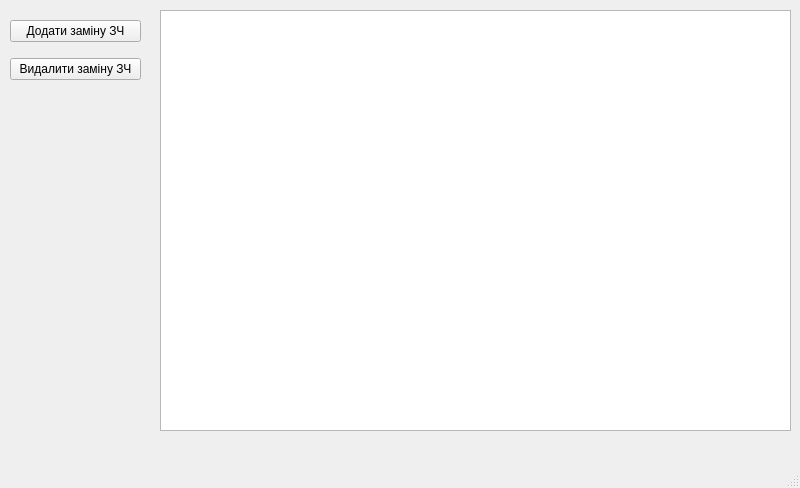
Old version of the form ui.ui in the repository Vitech-UA/AutoTool.
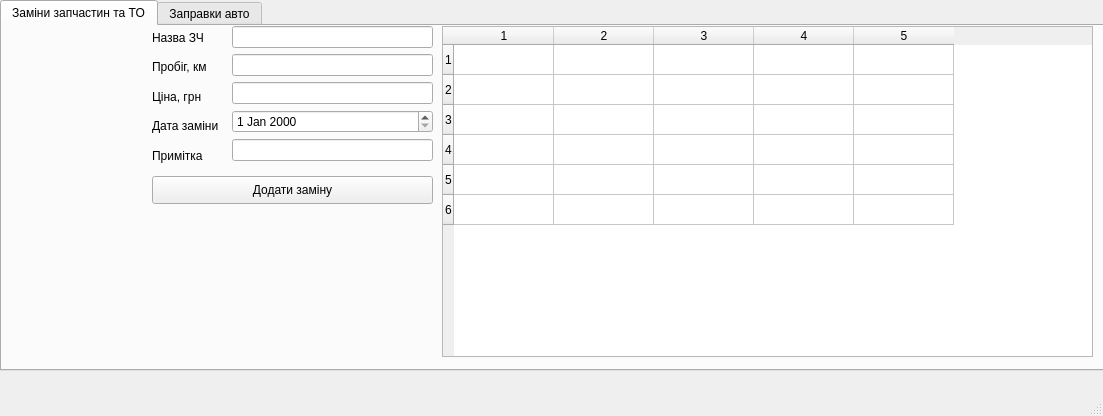
New version of the form.

```diff
--- a/ui.ui
+++ b/ui.ui
@@ -6,49 +6,150 @@
    <rect>
     <x>0</x>
     <y>0</y>
-    <width>800</width>
-    <height>488</height>
+    <width>1103</width>
+    <height>416</height>
    </rect>
   </property>
   <property name="windowTitle">
    <string>MainWindow</string>
   </property>
   <widget class="QWidget" name="centralwidget">
-   <widget class="QWidget" name="layoutWidget">
+   <widget class="QTabWidget" name="tabWidget">
     <property name="geometry">
      <rect>
-      <x>10</x>
-      <y>10</y>
-      <width>131</width>
-      <height>81</height>
+      <x>0</x>
+      <y>0</y>
+      <width>1141</width>
+      <height>371</height>
      </rect>
     </property>
-    <layout class="QVBoxLayout" name="verticalLayout">
-     <item>
-      <widget class="QPushButton" name="addBtn">
-       <property name="text">
-        <string>Додати заміну ЗЧ</string>
-       </property>
-      </widget>
-     </item>
-     <item>
-      <widget class="QPushButton" name="delBtn">
-       <property name="text">
-        <string>Видалити заміну ЗЧ</string>
-       </property>
-      </widget>
-     </item>
-    </layout>
-   </widget>
-   <widget class="QTableWidget" name="tableWidget">
-    <property name="geometry">
-     <rect>
-      <x>160</x>
-      <y>10</y>
-      <width>631</width>
-      <height>421</height>
-     </rect>
+    <property name="currentIndex">
+     <number>0</number>
     </property>
+    <widget class="QWidget" name="tab">
+     <attribute name="title">
+      <string>Заміни запчастин та ТО</string>
+     </attribute>
+     <widget class="QTableWidget" name="tableWidget">
+      <property name="geometry">
+       <rect>
+        <x>440</x>
+        <y>0</y>
+        <width>651</width>
+        <height>331</height>
+       </rect>
+      </property>
+      <property name="rowCount">
+       <number>6</number>
+      </property>
+      <property name="columnCount">
+       <number>5</number>
+      </property>
+      <row/>
+      <row/>
+      <row/>
+      <row/>
+      <row/>
+      <row/>
+      <column/>
+      <column/>
+      <column/>
+      <column/>
+      <column/>
+     </widget>
+     <widget class="QPushButton" name="addBtn">
+      <property name="geometry">
+       <rect>
+        <x>150</x>
+        <y>150</y>
+        <width>281</width>
+        <height>28</height>
+       </rect>
+      </property>
+      <property name="text">
+       <string>Додати заміну</string>
+      </property>
+     </widget>
+     <widget class="QWidget" name="">
+      <property name="geometry">
+       <rect>
+        <x>150</x>
+        <y>0</y>
+        <width>73</width>
+        <height>141</height>
+       </rect>
+      </property>
+      <layout class="QVBoxLayout" name="verticalLayout">
+       <item>
+        <widget class="QLabel" name="label">
+         <property name="text">
+          <string>Назва ЗЧ</string>
+         </property>
+        </widget>
+       </item>
+       <item>
+        <widget class="QLabel" name="label_2">
+         <property name="text">
+          <string>Пробіг, км</string>
+         </property>
+        </widget>
+       </item>
+       <item>
+        <widget class="QLabel" name="label_3">
+         <property name="text">
+          <string>Ціна, грн</string>
+         </property>
+        </widget>
+       </item>
+       <item>
+        <widget class="QLabel" name="label_4">
+         <property name="text">
+          <string>Дата заміни</string>
+         </property>
+        </widget>
+       </item>
+       <item>
+        <widget class="QLabel" name="label_5">
+         <property name="text">
+          <string>Примітка</string>
+         </property>
+        </widget>
+       </item>
+      </layout>
+     </widget>
+     <widget class="QWidget" name="">
+      <property name="geometry">
+       <rect>
+        <x>230</x>
+        <y>0</y>
+        <width>201</width>
+        <height>140</height>
+       </rect>
+      </property>
+      <layout class="QVBoxLayout" name="verticalLayout_2">
+       <item>
+        <widget class="QLineEdit" name="lineEdit"/>
+       </item>
+       <item>
+        <widget class="QLineEdit" name="lineEdit_2"/>
+       </item>
+       <item>
+        <widget class="QLineEdit" name="lineEdit_3"/>
+       </item>
+       <item>
+        <widget class="QDateEdit" name="dateEdit"/>
+       </item>
+       <item>
+        <widget class="QLineEdit" name="lineEdit_4"/>
+       </item>
+      </layout>
+     </widget>
+    </widget>
+    <widget class="QWidget" name="tab_2">
+     <attribute name="title">
+      <string>Заправки авто</string>
+     </attribute>
+    </widget>
    </widget>
   </widget>
   <widget class="QMenuBar" name="menubar">
```
Left out of the diff: 4 changed lines with no effect on the pictures.
